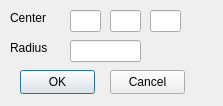
Qt form src/createSphereDialog.ui (thawtar/ampersandCFD) before a commit.
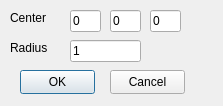
The same form after that commit.

The edit to the form file:
```diff
--- a/src/createSphereDialog.ui
+++ b/src/createSphereDialog.ui
@@ -22,6 +22,9 @@
      <height>22</height>
     </rect>
    </property>
+   <property name="text">
+    <string>0</string>
+   </property>
   </widget>
   <widget class="QLabel" name="label">
    <property name="geometry">
@@ -45,6 +48,9 @@
      <height>22</height>
     </rect>
    </property>
+   <property name="text">
+    <string>0</string>
+   </property>
   </widget>
   <widget class="QLineEdit" name="lineEditSphereZ">
    <property name="geometry">
@@ -55,6 +61,9 @@
      <height>22</height>
     </rect>
    </property>
+   <property name="text">
+    <string>0</string>
+   </property>
   </widget>
   <widget class="QLabel" name="label_2">
    <property name="geometry">
@@ -78,6 +87,9 @@
      <height>22</height>
     </rect>
    </property>
+   <property name="text">
+    <string>1</string>
+   </property>
   </widget>
   <widget class="QPushButton" name="pushButtonOK">
    <property name="geometry">
```
